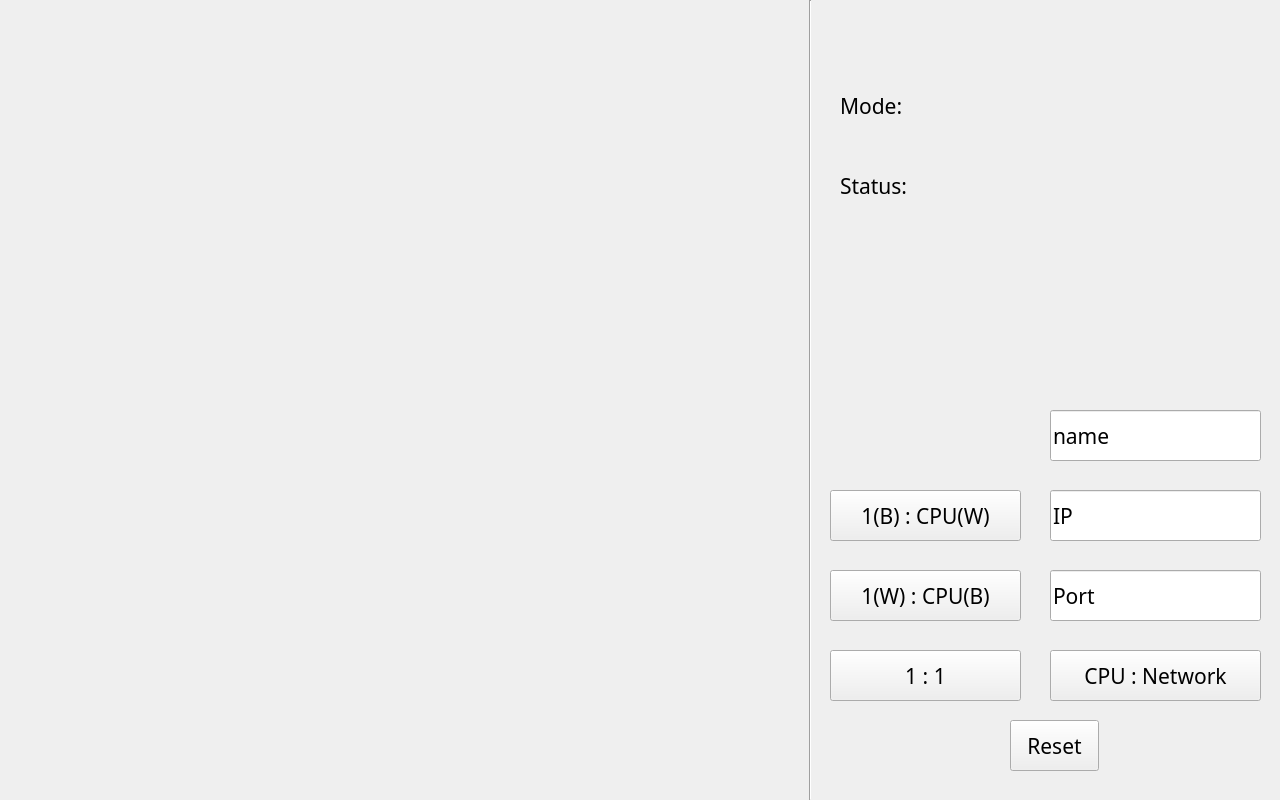
rltjfkrhgo/BoB_connect6, file widget.ui: the form before one commit.
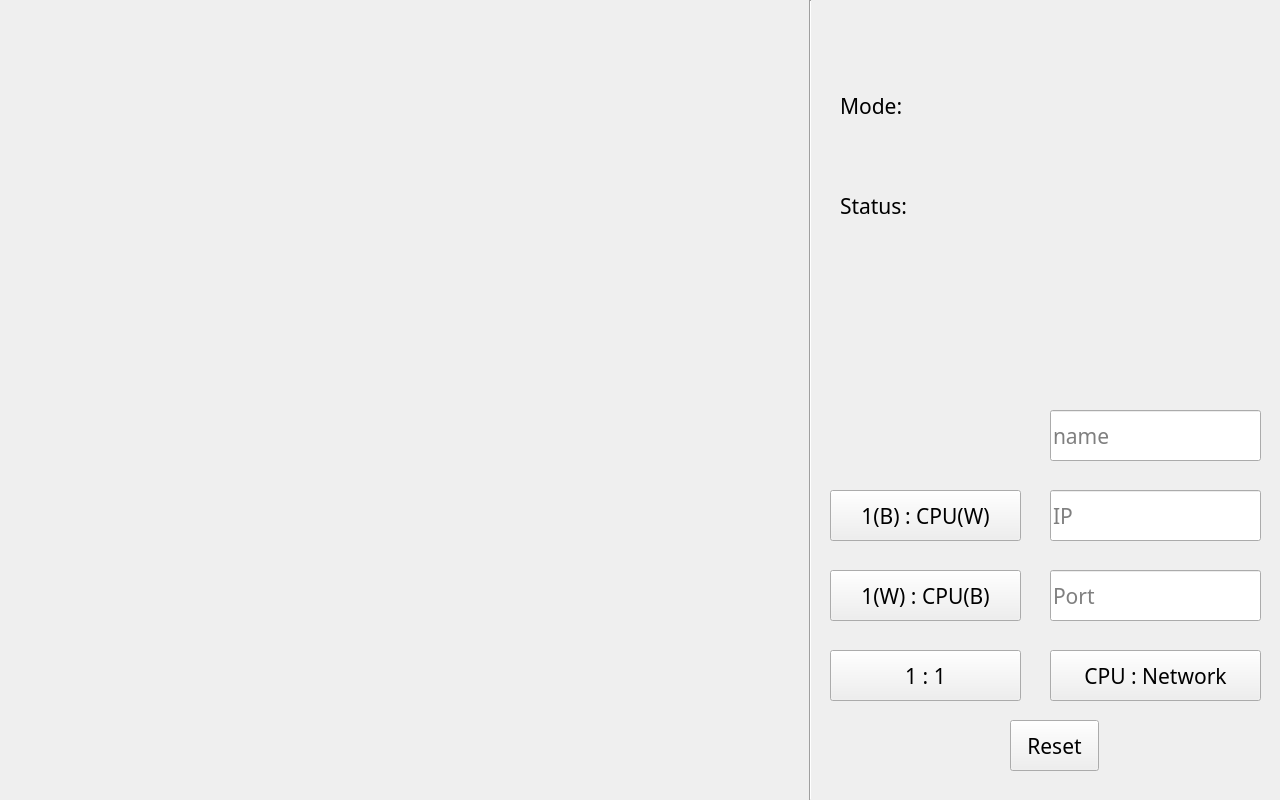
The form after the commit.

Commit message: Placehold text

```diff
--- a/widget.ui
+++ b/widget.ui
@@ -30,7 +30,7 @@
    <property name="geometry">
     <rect>
      <x>840</x>
-     <y>170</y>
+     <y>190</y>
      <width>421</width>
      <height>31</height>
     </rect>
@@ -181,6 +181,9 @@
     <string>&lt;html&gt;&lt;head/&gt;&lt;body&gt;&lt;p&gt;&lt;br/&gt;&lt;/p&gt;&lt;/body&gt;&lt;/html&gt;</string>
    </property>
    <property name="text">
+    <string/>
+   </property>
+   <property name="placeholderText">
     <string>IP</string>
    </property>
   </widget>
@@ -206,6 +209,9 @@
     <string>&lt;html&gt;&lt;head/&gt;&lt;body&gt;&lt;p&gt;&lt;br/&gt;&lt;/p&gt;&lt;/body&gt;&lt;/html&gt;</string>
    </property>
    <property name="text">
+    <string/>
+   </property>
+   <property name="placeholderText">
     <string>Port</string>
    </property>
   </widget>
@@ -231,6 +237,9 @@
     <string>&lt;html&gt;&lt;head/&gt;&lt;body&gt;&lt;p&gt;&lt;br/&gt;&lt;/p&gt;&lt;/body&gt;&lt;/html&gt;</string>
    </property>
    <property name="text">
+    <string/>
+   </property>
+   <property name="placeholderText">
     <string>name</string>
    </property>
   </widget>
```
The commit also changes 1 other file.
